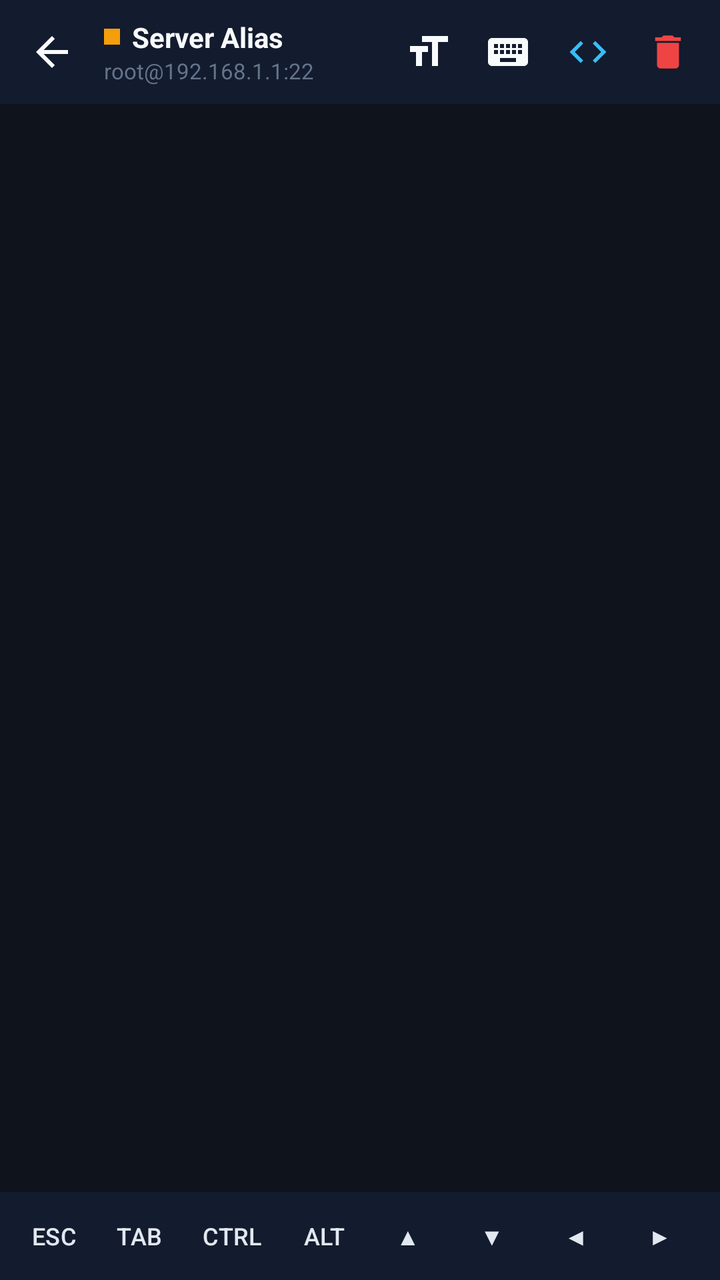
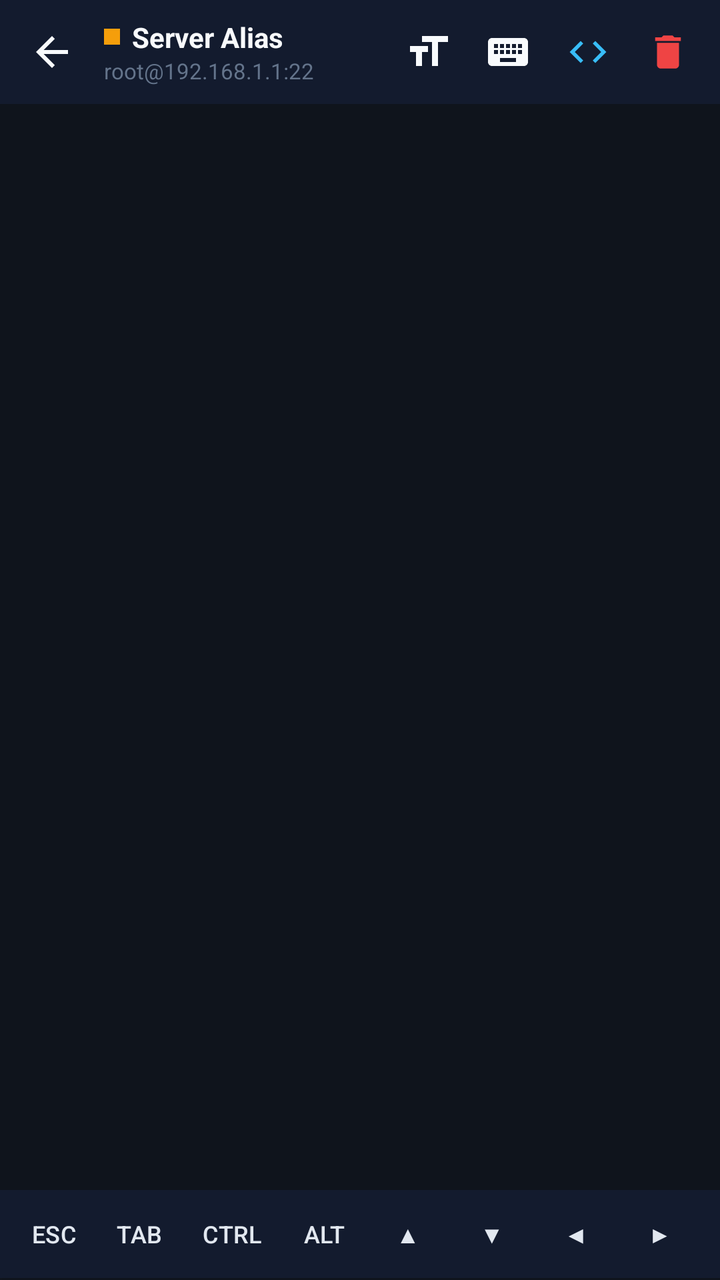

Compare the two renders of this Android layout. The source of the first and the diff that turns it into the second are given below.
<!-- AndroidManifest.xml: activity theme Theme.LeuwiPanjang.Terminal -->
<!-- res/layout/activity_terminal.xml -->
<?xml version="1.0" encoding="utf-8"?>
<LinearLayout xmlns:android="http://schemas.android.com/apk/res/android"
    xmlns:app="http://schemas.android.com/apk/res-auto"
    android:layout_width="match_parent"
    android:layout_height="match_parent"
    android:background="@color/terminal_bg"
    android:orientation="vertical">

    
    <LinearLayout
        android:layout_width="match_parent"
        android:layout_height="52dp"
        android:background="@color/surface_dark"
        android:gravity="center_vertical"
        android:orientation="horizontal"
        android:paddingStart="8dp"
        android:paddingEnd="8dp">

        <ImageView
            android:id="@+id/btnBack"
            android:layout_width="36dp"
            android:layout_height="36dp"
            android:background="?attr/selectableItemBackgroundBorderless"
            android:contentDescription="@null"
            android:padding="6dp"
            android:src="@drawable/ic_arrow_back"
            app:tint="@color/text_primary" />

        <LinearLayout
            android:layout_width="0dp"
            android:layout_height="wrap_content"
            android:layout_marginStart="8dp"
            android:layout_weight="1"
            android:orientation="vertical">

            <LinearLayout
                android:layout_width="wrap_content"
                android:layout_height="wrap_content"
                android:gravity="center_vertical"
                android:orientation="horizontal">

                
                <View
                    android:id="@+id/viewStatusDot"
                    android:layout_width="8dp"
                    android:layout_height="8dp"
                    android:layout_marginEnd="6dp"
                    android:background="@color/status_warning" />

                <TextView
                    android:id="@+id/tvTerminalTitle"
                    android:layout_width="wrap_content"
                    android:layout_height="wrap_content"
                    android:text="Server Alias"
                    android:textColor="@color/text_primary"
                    android:textSize="14sp"
                    android:textStyle="bold" />
            </LinearLayout>

            <TextView
                android:id="@+id/tvTerminalSubtitle"
                android:layout_width="wrap_content"
                android:layout_height="wrap_content"
                android:text="root@192.168.1.1:22"
                android:textColor="@color/text_muted"
                android:textSize="11sp" />
        </LinearLayout>

        
        <ImageView
            android:id="@+id/btnFontSize"
            android:layout_width="36dp"
            android:layout_height="36dp"
            android:background="?attr/selectableItemBackgroundBorderless"
            android:contentDescription="@string/font_size"
            android:padding="6dp"
            android:src="@drawable/ic_format_size"
            app:tint="@color/text_primary" />

        
        <ImageView
            android:id="@+id/btnToggleKeyboard"
            android:layout_width="36dp"
            android:layout_height="36dp"
            android:layout_marginStart="4dp"
            android:background="?attr/selectableItemBackgroundBorderless"
            android:contentDescription="@string/toggle_keyboard"
            android:padding="6dp"
            android:src="@drawable/ic_keyboard"
            app:tint="@color/text_primary" />

        
        <ImageView
            android:id="@+id/btnRunSnippet"
            android:layout_width="36dp"
            android:layout_height="36dp"
            android:layout_marginStart="4dp"
            android:background="?attr/selectableItemBackgroundBorderless"
            android:contentDescription="@null"
            android:padding="7dp"
            android:src="@drawable/ic_code"
            app:tint="@color/primary" />

        
        <ImageView
            android:id="@+id/btnDisconnect"
            android:layout_width="36dp"
            android:layout_height="36dp"
            android:layout_marginStart="4dp"
            android:background="?attr/selectableItemBackgroundBorderless"
            android:contentDescription="@null"
            android:padding="7dp"
            android:src="@drawable/ic_delete"
            app:tint="@color/status_error" />

    </LinearLayout>

    
    <ScrollView
        android:id="@+id/scrollTerminal"
        android:layout_width="match_parent"
        android:layout_height="0dp"
        android:layout_weight="1"
        android:fillViewport="true"
        android:padding="8dp">

        <TextView
            android:id="@+id/tvTerminalOutput"
            android:layout_width="match_parent"
            android:layout_height="wrap_content"
            android:fontFamily="monospace"
            android:lineSpacingExtra="2dp"
            android:textIsSelectable="true"
            android:textColor="@color/text_primary"
            android:textSize="13sp" />
    </ScrollView>

    
    <HorizontalScrollView
        android:layout_width="match_parent"
        android:layout_height="44dp"
        android:background="@color/surface_dark"
        android:scrollbars="none">

        <LinearLayout
            android:id="@+id/layoutAccessoryKeys"
            android:layout_width="wrap_content"
            android:layout_height="match_parent"
            android:gravity="center_vertical"
            android:orientation="horizontal"
            android:paddingStart="8dp"
            android:paddingEnd="8dp">

            <Button
                android:id="@+id/keyEsc"
                style="@style/Widget.LeuwiPanjang.KeyButton"
                android:layout_width="wrap_content"
                android:layout_height="32dp"
                android:layout_marginEnd="4dp"
                android:text="ESC" />

            <Button
                android:id="@+id/keyTab"
                style="@style/Widget.LeuwiPanjang.KeyButton"
                android:layout_width="wrap_content"
                android:layout_height="32dp"
                android:layout_marginEnd="4dp"
                android:text="TAB" />

            <Button
                android:id="@+id/keyCtrl"
                style="@style/Widget.LeuwiPanjang.KeyButton"
                android:layout_width="wrap_content"
                android:layout_height="32dp"
                android:layout_marginEnd="4dp"
                android:text="CTRL" />

            <Button
                android:id="@+id/keyAlt"
                style="@style/Widget.LeuwiPanjang.KeyButton"
                android:layout_width="wrap_content"
                android:layout_height="32dp"
                android:layout_marginEnd="4dp"
                android:text="ALT" />

            <Button
                android:id="@+id/keyUp"
                style="@style/Widget.LeuwiPanjang.KeyButton"
                android:layout_width="wrap_content"
                android:layout_height="32dp"
                android:layout_marginEnd="4dp"
                android:text="▲" />

            <Button
                android:id="@+id/keyDown"
                style="@style/Widget.LeuwiPanjang.KeyButton"
                android:layout_width="wrap_content"
                android:layout_height="32dp"
                android:layout_marginEnd="4dp"
                android:text="▼" />

            <Button
                android:id="@+id/keyLeft"
                style="@style/Widget.LeuwiPanjang.KeyButton"
                android:layout_width="wrap_content"
                android:layout_height="32dp"
                android:layout_marginEnd="4dp"
                android:text="◀" />

            <Button
                android:id="@+id/keyRight"
                style="@style/Widget.LeuwiPanjang.KeyButton"
                android:layout_width="wrap_content"
                android:layout_height="32dp"
                android:layout_marginEnd="4dp"
                android:text="▶" />

            <Button
                android:id="@+id/keyPipe"
                style="@style/Widget.LeuwiPanjang.KeyButton"
                android:layout_width="wrap_content"
                android:layout_height="32dp"
                android:layout_marginEnd="4dp"
                android:text="|" />

            <Button
                android:id="@+id/keySlash"
                style="@style/Widget.LeuwiPanjang.KeyButton"
                android:layout_width="wrap_content"
                android:layout_height="32dp"
                android:layout_marginEnd="4dp"
                android:text="/" />

            <Button
                android:id="@+id/keyTilde"
                style="@style/Widget.LeuwiPanjang.KeyButton"
                android:layout_width="wrap_content"
                android:layout_height="32dp"
                android:layout_marginEnd="4dp"
                android:text="~" />

            <Button
                android:id="@+id/keyDash"
                style="@style/Widget.LeuwiPanjang.KeyButton"
                android:layout_width="wrap_content"
                android:layout_height="32dp"
                android:layout_marginEnd="4dp"
                android:text="-" />

            <Button
                android:id="@+id/keyColon"
                style="@style/Widget.LeuwiPanjang.KeyButton"
                android:layout_width="wrap_content"
                android:layout_height="32dp"
                android:layout_marginEnd="4dp"
                android:text=":" />

            <Button
                android:id="@+id/keyCtrlC"
                style="@style/Widget.LeuwiPanjang.KeyButton"
                android:layout_width="wrap_content"
                android:layout_height="32dp"
                android:layout_marginEnd="4dp"
                android:text="^C"
                android:textColor="@color/status_error" />

            <Button
                android:id="@+id/keyCtrlD"
                style="@style/Widget.LeuwiPanjang.KeyButton"
                android:layout_width="wrap_content"
                android:layout_height="32dp"
                android:text="^D" />

        </LinearLayout>
    </HorizontalScrollView>

    
    <EditText
        android:id="@+id/etTerminalInput"
        android:layout_width="0dp"
        android:layout_height="0dp"
        android:background="@android:color/transparent"
        android:cursorVisible="false"
        android:focusable="true"
        android:focusableInTouchMode="true"
        android:importantForAccessibility="yes"
        android:inputType="textNoSuggestions|textVisiblePassword"
        android:textColor="@android:color/transparent"
        android:textSize="1sp" />

</LinearLayout>
<!-- resources referenced by this layout -->
<resources>
  <color name="primary">#38BDF8</color>
  <color name="status_error">#EF4444</color>
  <color name="status_warning">#F59E0B</color>
  <color name="surface_dark">#131B2E</color>
  <color name="terminal_bg">#0F141C</color>
  <color name="text_muted">#64748B</color>
  <color name="text_primary">#F8FAFC</color>
  <!-- drawable ic_arrow_back (drawable) -->
  <vector xmlns:android="http://schemas.android.com/apk/res/android"
      android:width="24dp"
      android:height="24dp"
      android:viewportWidth="24"
      android:viewportHeight="24">
    <path
        android:fillColor="@color/text_primary"
        android:pathData="M20,11H7.83l5.59,-5.59L12,4l-8,8 8,8 1.41,-1.41L7.83,13H20v-2z"/>
  </vector>
  <!-- drawable ic_code (drawable) -->
  <vector xmlns:android="http://schemas.android.com/apk/res/android"
      android:width="24dp"
      android:height="24dp"
      android:viewportWidth="24"
      android:viewportHeight="24">
    <path
        android:fillColor="@color/text_primary"
        android:pathData="M9.4,16.6L4.8,12l4.6,-4.6L8,6l-6,6 6,6 1.4,-1.4zm5.2,0l4.6,-4.6 -4.6,-4.6L16,6l6,6 -6,6 -1.4,-1.4z"/>
  </vector>
  <!-- drawable ic_delete (drawable) -->
  <vector xmlns:android="http://schemas.android.com/apk/res/android"
      android:width="24dp"
      android:height="24dp"
      android:viewportWidth="24"
      android:viewportHeight="24">
    <path
        android:fillColor="@color/text_primary"
        android:pathData="M6,19c0,1.1 0.9,2 2,2h8c1.1,0 2,-0.9 2,-2V7H6v12zM19,4h-3.5l-1,-1h-5l-1,1H5v2h14V4z"/>
  </vector>
  <!-- drawable ic_format_size (drawable) -->
  <vector xmlns:android="http://schemas.android.com/apk/res/android"
      android:width="24dp"
      android:height="24dp"
      android:viewportWidth="24"
      android:viewportHeight="24">
    <path
        android:fillColor="@color/text_primary"
        android:pathData="M9,4v3h5v12h3V7h5V4H9zm-6,8h3v7h3v-7h3V9H3v3z"/>
  </vector>
  <!-- drawable ic_keyboard (drawable) -->
  <vector xmlns:android="http://schemas.android.com/apk/res/android"
      android:width="24dp"
      android:height="24dp"
      android:viewportWidth="24"
      android:viewportHeight="24">
    <path
        android:fillColor="@color/text_primary"
        android:pathData="M20,5H4c-1.1,0 -1.99,0.9 -1.99,2L2,17c0,1.1 0.9,2 2,2h16c1.1,0 2,-0.9 2,-2V7c0,-1.1 -0.9,-2 -2,-2zm-9,3h2v2h-2V8zm0,3h2v2h-2v-2zM8,8h2v2H8V8zm0,3h2v2H8v-2zm-1,2H5v-2h2v2zm0,-3H5V8h2v2zm9,7H8v-2h8v2zm0,-4h-2v-2h2v2zm0,-3h-2V8h2v2zm3,3h-2v-2h2v2zm0,-3h-2V8h2v2z"/>
  </vector>
  <string name="font_size">Font Size</string>
  <string name="toggle_keyboard">Toggle Keyboard</string>
  <style name="Widget.LeuwiPanjang.KeyButton" parent="Widget.Material3.Button.TonalButton">
          <item name="backgroundTint">@color/terminal_key_btn_bg</item>
          <item name="android:textColor">@color/terminal_key_text</item>
          <item name="android:textSize">12sp</item>
          <item name="android:minWidth">38dp</item>
          <item name="android:minHeight">36dp</item>
          <item name="cornerRadius">6dp</item>
          <item name="android:paddingLeft">8dp</item>
          <item name="android:paddingRight">8dp</item>
          <item name="android:paddingTop">4dp</item>
          <item name="android:paddingBottom">4dp</item>
          <item name="android:textAllCaps">false</item>
      </style>
  <style name="Theme.LeuwiPanjang.Terminal" parent="Theme.LeuwiPanjang">
          <item name="android:windowBackground">@color/terminal_bg</item>
          <item name="android:statusBarColor">@color/terminal_bg</item>
          <item name="android:navigationBarColor">@color/surface_dark</item>
      </style>
  <color name="terminal_key_btn_bg">#1E293B</color>
  <color name="terminal_key_text">#E2E8F0</color>
  <color name="primary_variant">#0284C7</color>
  <color name="secondary">#6366F1</color>
  <color name="bg_dark">#0B0F19</color>
  <color name="surface_card">#1B2438</color>
  <color name="text_secondary">#94A3B8</color>
  <!-- unchanged entries left out for length: 1 -->
</resources>

<!-- the commit's change to res/layout/activity_terminal.xml (unified diff, before → after) -->
@@ -275,17 +275,13 @@
     </HorizontalScrollView>
 
     
-    <EditText
+    <id.biz.id.leuwipanjang.ui.terminal.TerminalInputView
         android:id="@+id/etTerminalInput"
-        android:layout_width="0dp"
-        android:layout_height="0dp"
-        android:background="@android:color/transparent"
-        android:cursorVisible="false"
+        android:layout_width="1dp"
+        android:layout_height="1dp"
+        android:alpha="0.01"
         android:focusable="true"
         android:focusableInTouchMode="true"
-        android:importantForAccessibility="yes"
-        android:inputType="textNoSuggestions|textVisiblePassword"
-        android:textColor="@android:color/transparent"
-        android:textSize="1sp" />
+        android:importantForAccessibility="no" />
 
 </LinearLayout>
